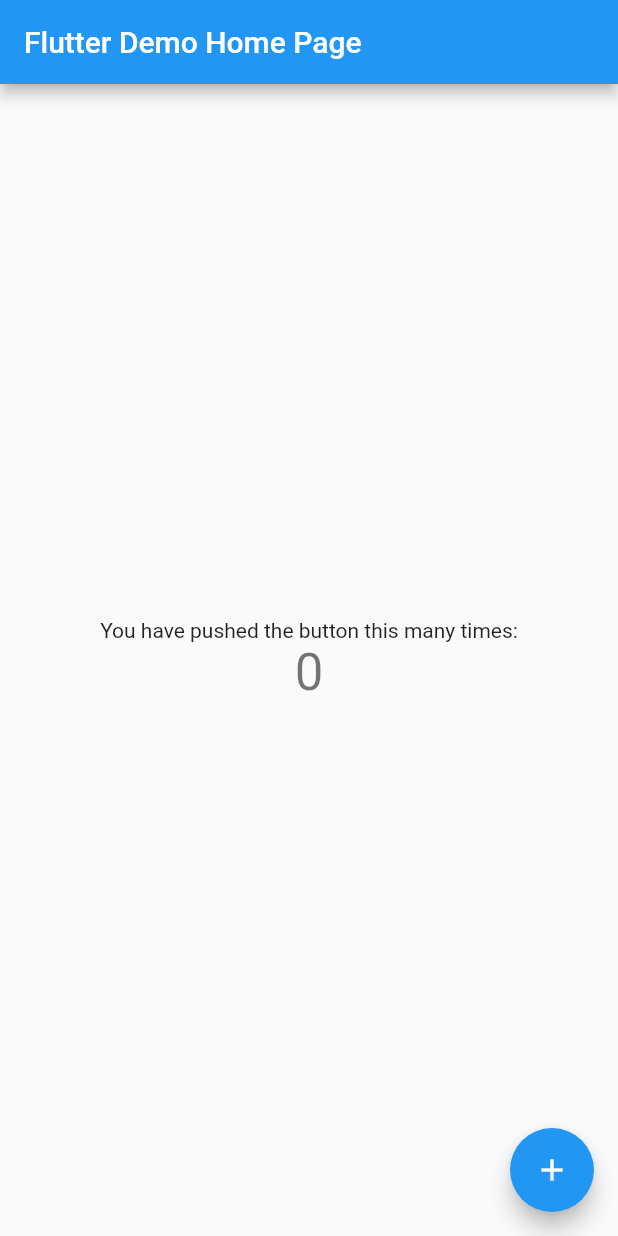
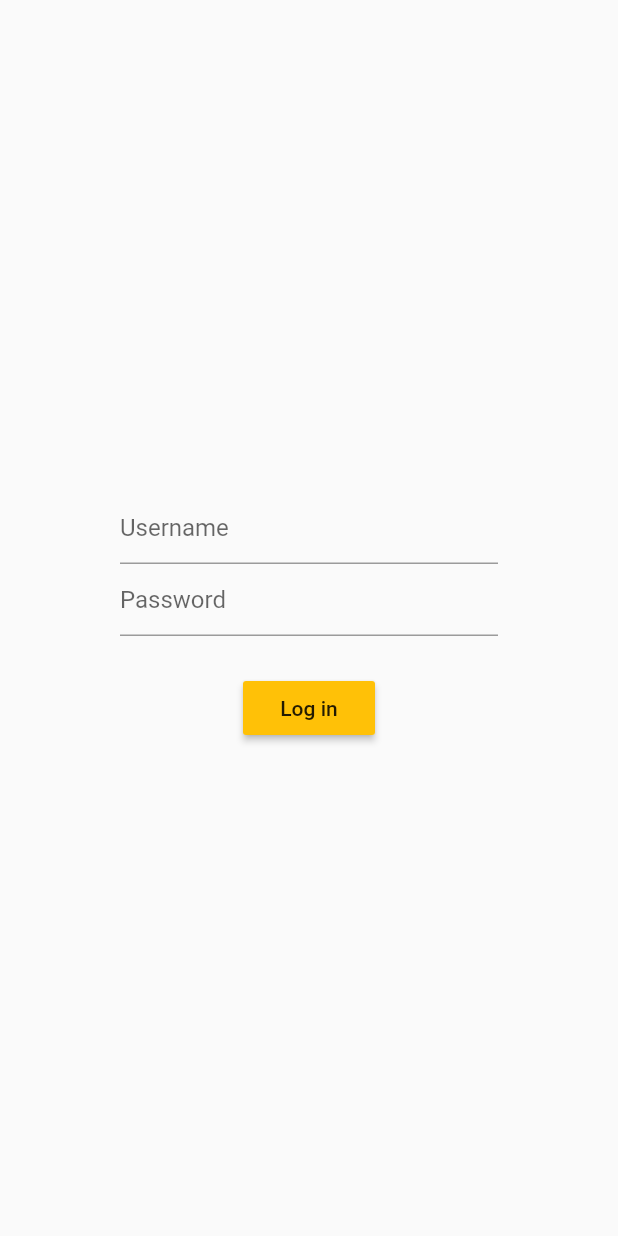
Before and after one commit to arodrigueze/Flutter-Fundamentals, a Flutter app: the screen it shows after launch, on a phone screen of 412 x 824 dp. Run offline on Flutter 3.47's test engine with Material 2 defaults, Android fonts, the phone set to English and light mode, and no system bars.

Commit message:
add basic routing, state management and widgets

```diff
--- /dev/null
+++ b/tutorial1/lib/common/themes.dart
@@ -0,0 +1,27 @@
+import 'package:flutter/material.dart';
+
+Map<int, Color> colorGreen =
+{
+50:Color.fromRGBO(62,178,122, .1),
+100:Color.fromRGBO(62,178,122, .2),
+200:Color.fromRGBO(62,178,122, .3),
+300:Color.fromRGBO(62,178,122, .4),
+400:Color.fromRGBO(62,178,122, .5),
+500:Color.fromRGBO(62,178,122, .6),
+600:Color.fromRGBO(62,178,122, .7),
+700:Color.fromRGBO(62,178,122, .8),
+800:Color.fromRGBO(62,178,122, .9),
+900:Color.fromRGBO(62,178,122, 1),
+};
+
+final appTheme = ThemeData(
+  primarySwatch: MaterialColor(0xFF3EB27A, colorGreen),
+  textTheme: TextTheme(
+    display4: TextStyle(
+      fontFamily: 'Corben',
+      fontWeight: FontWeight.w700,
+      fontSize: 24,
+      color: Colors.blueAccent,
+    ),
+  ),
+);
--- a/tutorial1/lib/main.dart
+++ b/tutorial1/lib/main.dart
@@ -1,111 +1,37 @@
+import 'package:flutter/cupertino.dart';
 import 'package:flutter/material.dart';
+import 'package:provider/provider.dart';
+import 'package:tutorial1/state/bottom.navigation.state.dart';
+import 'package:tutorial1/state/goal.state.dart';
+import 'package:tutorial1/views/logIn.dart';
+import 'package:tutorial1/views/mainView.dart';
 
-void main() => runApp(MyApp());
+import 'common/themes.dart';
+
+void main() {
+  runApp(MyApp());
+}
 
 class MyApp extends StatelessWidget {
-  // This widget is the root of your application.
   @override
   Widget build(BuildContext context) {
-    return MaterialApp(
-      title: 'Flutter Demo',
-      theme: ThemeData(
-        // This is the theme of your application.
-        //
-        // Try running your application with "flutter run". You'll see the
-        // application has a blue toolbar. Then, without quitting the app, try
-        // changing the primarySwatch below to Colors.green and then invoke
-        // "hot reload" (press "r" in the console where you ran "flutter run",
-        // or simply save your changes to "hot reload" in a Flutter IDE).
-        // Notice that the counter didn't reset back to zero; the application
-        // is not restarted.
-        primarySwatch: Colors.blue,
+    // Using MultiProvider is convenient when providing multiple objects.
+    return MultiProvider(
+      providers: [
+        ChangeNotifierProvider(create: (context) => GoalsState()),
+        ChangeNotifierProvider(create: (context) => BottomNavigationState()),
+      ],
+      child: MaterialApp(
+        debugShowCheckedModeBanner: false,
+        title: 'Child Application',
+        theme: appTheme,
+        initialRoute: '/',
+        routes: {
+          '/': (context) => LogIn(),
+          '/main': (context) => MainView(),
+          //'/cart': (context) => MyCart(),
+        },
       ),
-      home: MyHomePage(title: 'Flutter Demo Home Page'),
     );
   }
 }
-
-class MyHomePage extends StatefulWidget {
-  MyHomePage({Key key, this.title}) : super(key: key);
-
-  // This widget is the home page of your application. It is stateful, meaning
-  // that it has a State object (defined below) that contains fields that affect
-  // how it looks.
-
-  // This class is the configuration for the state. It holds the values (in this
-  // case the title) provided by the parent (in this case the App widget) and
-  // used by the build method of the State. Fields in a Widget subclass are
-  // always marked "final".
-
-  final String title;
-
-  @override
-  _MyHomePageState createState() => _MyHomePageState();
-}
-
-class _MyHomePageState extends State<MyHomePage> {
-  int _counter = 0;
-
-  void _incrementCounter() {
-    setState(() {
-      // This call to setState tells the Flutter framework that something has
-      // changed in this State, which causes it to rerun the build method below
-      // so that the display can reflect the updated values. If we changed
-      // _counter without calling setState(), then the build method would not be
-      // called again, and so nothing would appear to happen.
-      _counter++;
-    });
-  }
-
-  @override
-  Widget build(BuildContext context) {
-    // This method is rerun every time setState is called, for instance as done
-    // by the _incrementCounter method above.
-    //
-    // The Flutter framework has been optimized to make rerunning build methods
-    // fast, so that you can just rebuild anything that needs updating rather
-    // than having to individually change instances of widgets.
-    return Scaffold(
-      appBar: AppBar(
-        // Here we take the value from the MyHomePage object that was created by
-        // the App.build method, and use it to set our appbar title.
-        title: Text(widget.title),
-      ),
-      body: Center(
-        // Center is a layout widget. It takes a single child and positions it
-        // in the middle of the parent.
-        child: Column(
-          // Column is also a layout widget. It takes a list of children and
-          // arranges them vertically. By default, it sizes itself to fit its
-          // children horizontally, and tries to be as tall as its parent.
-          //
-          // Invoke "debug painting" (press "p" in the console, choose the
-          // "Toggle Debug Paint" action from the Flutter Inspector in Android
-          // Studio, or the "Toggle Debug Paint" command in Visual Studio Code)
-          // to see the wireframe for each widget.
-          //
-          // Column has various properties to control how it sizes itself and
-          // how it positions its children. Here we use mainAxisAlignment to
-          // center the children vertically; the main axis here is the vertical
-          // axis because Columns are vertical (the cross axis would be
-          // horizontal).
-          mainAxisAlignment: MainAxisAlignment.center,
-          children: <Widget>[
-            Text(
-              'You have pushed the button this many times:',
-            ),
-            Text(
-              '$_counter',
-              style: Theme.of(context).textTheme.display1,
-            ),
-          ],
-        ),
-      ),
-      floatingActionButton: FloatingActionButton(
-        onPressed: _incrementCounter,
-        tooltip: 'Increment',
-        child: Icon(Icons.add),
-      ), // This trailing comma makes auto-formatting nicer for build methods.
-    );
-  }
-}
--- /dev/null
+++ b/tutorial1/lib/model/goal.model.dart
@@ -0,0 +1,11 @@
+import 'package:flutter/material.dart';
+
+@immutable
+class Goal {
+  final String id;
+  final String name;
+  final String description;
+  final int price;
+
+  Goal(this.id, this.name, this.description, this.price);
+}
--- /dev/null
+++ b/tutorial1/lib/state/bottom.navigation.state.dart
@@ -0,0 +1,20 @@
+import 'package:flutter/foundation.dart';
+
+class BottomNavigationState extends ChangeNotifier {
+  int _selected = 0;
+
+  List<String>  routes = [
+    'settings',
+    'home',
+    'goals',
+    'cash'
+  ];
+
+  String get selectedRoute  => routes[_selected];
+  int get selectedIndex => _selected;
+
+  void selectItemMenu(int index) {
+    _selected = index;
+    notifyListeners();
+  }
+}
--- /dev/null
+++ b/tutorial1/lib/state/goal.state.dart
@@ -0,0 +1,20 @@
+import 'package:flutter/foundation.dart';
+import 'package:tutorial1/model/goal.model.dart';
+
+class GoalsState extends ChangeNotifier {
+  List<Goal> _goals = [];
+
+  List<Goal> get goals => _goals;
+
+  void add(Goal goal) {
+    _goals.add(goal);
+    // This call tells the widgets that are listening to this model to rebuild.
+    notifyListeners();
+  }
+
+  void removeAll() {
+    _goals.clear();
+    // This call tells the widgets that are listening to this model to rebuild.
+    notifyListeners();
+  }
+}
--- /dev/null
+++ b/tutorial1/lib/views/logIn.dart
@@ -0,0 +1,41 @@
+import 'package:flutter/cupertino.dart';
+import 'package:flutter/material.dart';
+
+class LogIn extends StatelessWidget {
+  @override
+  Widget build(BuildContext context) {
+    return Scaffold(
+      body: Center(
+        child: Container(
+          padding: EdgeInsets.all(80.0),
+          child: Column(
+            mainAxisAlignment: MainAxisAlignment.center,
+            children: [
+              TextFormField(
+                decoration: InputDecoration(
+                  hintText: 'Username',
+                ),
+              ),
+              TextFormField(
+                decoration: InputDecoration(
+                  hintText: 'Password',
+                ),
+                obscureText: true,
+              ),
+              SizedBox(
+                height: 24,
+              ),
+              RaisedButton(
+                color: Colors.amber,
+                child: Text('Log in'),
+                onPressed: () {
+                  Navigator.pushReplacementNamed(context, '/main');
+                },
+              )
+            ],
+          ),
+        ),
+      ),
+    );
+  }
+}
--- a/tutorial1/pubspec.yaml
+++ b/tutorial1/pubspec.yaml
@@ -23,6 +23,7 @@
   # The following adds the Cupertino Icons font to your application.
   # Use with the CupertinoIcons class for iOS style icons.
   cupertino_icons: ^0.1.2
+  provider: ^3.0.0
 
 dev_dependencies:
   flutter_test:
```
Also changed, not shown: tutorial1/lib/views/mainView.dart (added, +65 -0 lines), tutorial1/lib/views/summary.dart (added, +16 -0 lines), tutorial1/lib/common/bottom.navigation.dart (added), tutorial1/pubspec.lock.
